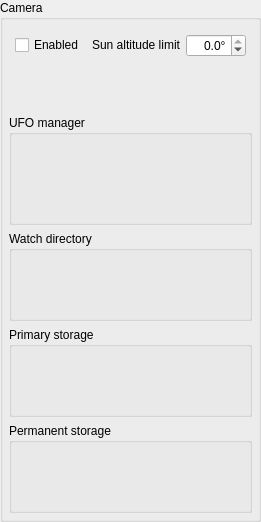
Old version of the form widgets/qcamera.ui in the repository AMOS-uniba/amos-client.
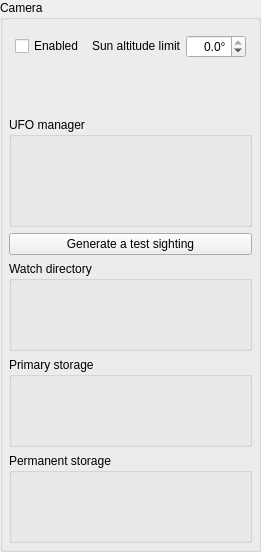
New version of the form. Custom widgets are drawn as their Qt base class.

Commit message: Added the ability to send mockup Sightings

```diff
--- a/widgets/qcamera.ui
+++ b/widgets/qcamera.ui
@@ -7,7 +7,7 @@
     <x>0</x>
     <y>0</y>
     <width>258</width>
-    <height>522</height>
+    <height>552</height>
    </rect>
   </property>
   <property name="windowTitle">
@@ -32,45 +32,6 @@
    <property name="spacing">
     <number>6</number>
    </property>
-   <item row="4" column="0" colspan="2">
-    <widget class="QStorageBox" name="storage_permanent">
-     <property name="minimumSize">
-      <size>
-       <width>0</width>
-       <height>90</height>
-      </size>
-     </property>
-     <property name="title">
-      <string>Permanent storage</string>
-     </property>
-    </widget>
-   </item>
-   <item row="1" column="0" colspan="2">
-    <widget class="QUfoManager" name="ufo_manager">
-     <property name="minimumSize">
-      <size>
-       <width>0</width>
-       <height>110</height>
-      </size>
-     </property>
-     <property name="title">
-      <string>UFO manager</string>
-     </property>
-    </widget>
-   </item>
-   <item row="3" column="0" colspan="2">
-    <widget class="QStorageBox" name="storage_primary">
-     <property name="minimumSize">
-      <size>
-       <width>0</width>
-       <height>90</height>
-      </size>
-     </property>
-     <property name="title">
-      <string>Primary storage</string>
-     </property>
-    </widget>
-   </item>
    <item row="0" column="0" colspan="2">
     <widget class="QFrame" name="frame">
      <layout class="QVBoxLayout" name="verticalLayout">
@@ -229,7 +190,7 @@
      </layout>
     </widget>
    </item>
-   <item row="2" column="0" colspan="2">
+   <item row="3" column="0" colspan="2">
     <widget class="QScannerBox" name="scanner">
      <property name="minimumSize">
       <size>
@@ -242,6 +203,52 @@
      </property>
     </widget>
    </item>
+   <item row="5" column="0" colspan="2">
+    <widget class="QStorageBox" name="storage_permanent">
+     <property name="minimumSize">
+      <size>
+       <width>0</width>
+       <height>90</height>
+      </size>
+     </property>
+     <property name="title">
+      <string>Permanent storage</string>
+     </property>
+    </widget>
+   </item>
+   <item row="4" column="0" colspan="2">
+    <widget class="QStorageBox" name="storage_primary">
+     <property name="minimumSize">
+      <size>
+       <width>0</width>
+       <height>90</height>
+      </size>
+     </property>
+     <property name="title">
+      <string>Primary storage</string>
+     </property>
+    </widget>
+   </item>
+   <item row="1" column="0" colspan="2">
+    <widget class="QUfoManager" name="ufo_manager">
+     <property name="minimumSize">
+      <size>
+       <width>0</width>
+       <height>110</height>
+      </size>
+     </property>
+     <property name="title">
+      <string>UFO manager</string>
+     </property>
+    </widget>
+   </item>
+   <item row="2" column="0" colspan="2">
+    <widget class="QPushButton" name="pb_generate">
+     <property name="text">
+      <string>Generate a test sighting</string>
+     </property>
+    </widget>
+   </item>
   </layout>
  </widget>
  <customwidgets>
```
The commit also changes 9 other files.
